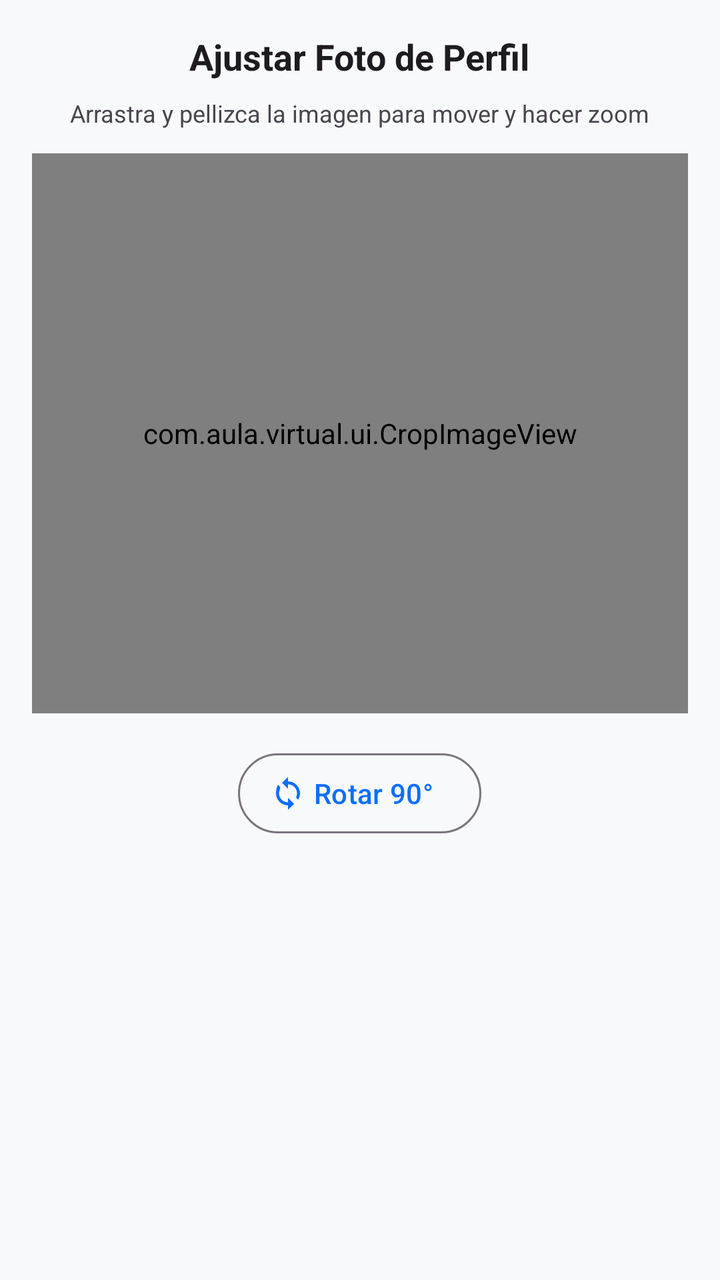
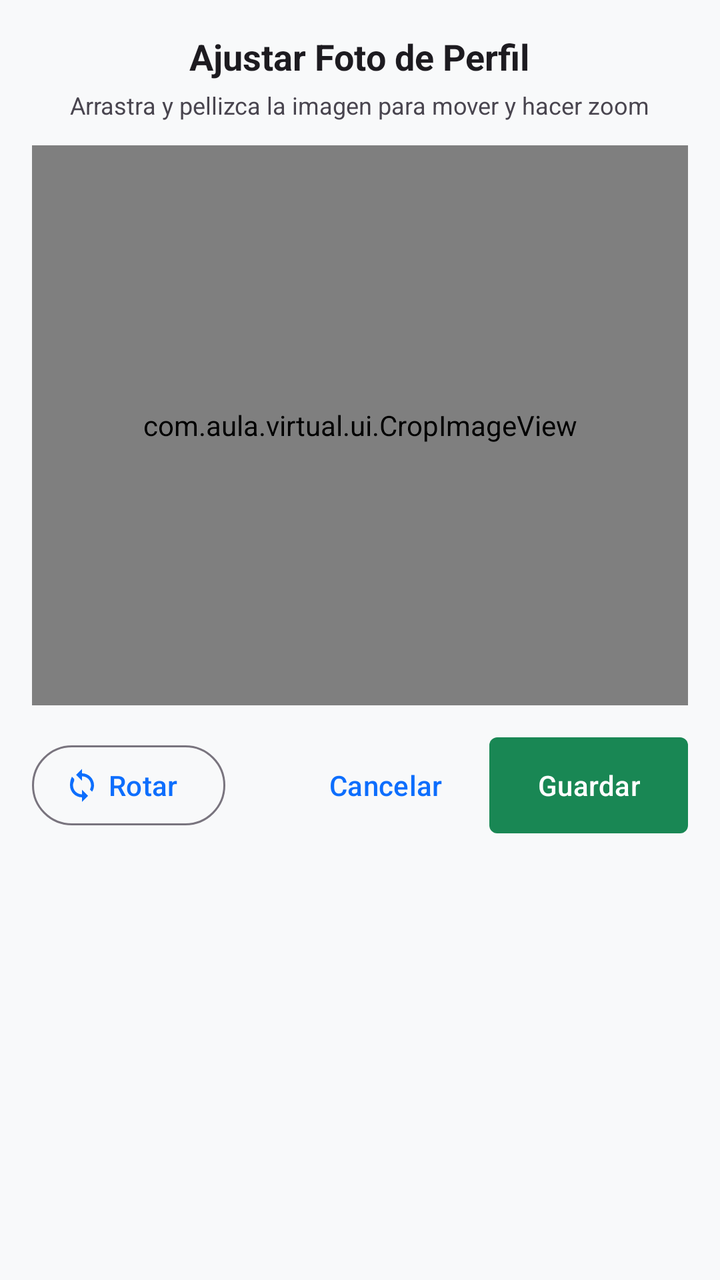

Screens rendered from an Android XML layout before and after an edit, with the pre-edit source and the edit as a unified diff.
<!-- AndroidManifest.xml: application theme Theme.MyApplication -->
<!-- res/layout/dialog_crop_image.xml -->
<?xml version="1.0" encoding="utf-8"?>
<LinearLayout xmlns:android="http://schemas.android.com/apk/res/android"
    xmlns:app="http://schemas.android.com/apk/res-auto"
    android:layout_width="match_parent"
    android:layout_height="wrap_content"
    android:orientation="vertical"
    android:padding="16dp"
    android:gravity="center_horizontal">

    <TextView
        android:layout_width="wrap_content"
        android:layout_height="wrap_content"
        android:text="Ajustar Foto de Perfil"
        android:textSize="18sp"
        android:textStyle="bold"
        android:textColor="?android:attr/textColorPrimary"
        android:layout_marginBottom="8dp"/>

    <TextView
        android:layout_width="wrap_content"
        android:layout_height="wrap_content"
        android:text="Arrastra y pellizca la imagen para mover y hacer zoom"
        android:textSize="12sp"
        android:textColor="?android:attr/textColorSecondary"
        android:layout_marginBottom="12dp"
        android:gravity="center"/>

    <com.aula.virtual.ui.CropImageView
        android:id="@+id/cropImageView"
        android:layout_width="match_parent"
        android:layout_height="280dp"
        android:background="#111111"/>

    <LinearLayout
        android:layout_width="match_parent"
        android:layout_height="wrap_content"
        android:orientation="horizontal"
        android:gravity="center"
        android:layout_marginTop="16dp">

        <com.google.android.material.button.MaterialButton
            android:id="@+id/btnRotate90"
            style="@style/Widget.Material3.Button.OutlinedButton.Icon"
            android:layout_width="wrap_content"
            android:layout_height="wrap_content"
            android:text="Rotar 90°"
            android:textAllCaps="false"
            app:icon="@drawable/ic_rotate_wheel"
            app:iconTint="?attr/colorPrimary"
            android:textColor="?attr/colorPrimary"/>

    </LinearLayout>

</LinearLayout>
<!-- resources referenced by this layout -->
<resources>
  <!-- drawable ic_rotate_wheel (drawable) -->
  <vector xmlns:android="http://schemas.android.com/apk/res/android"
      android:width="28dp"
      android:height="28dp"
      android:viewportWidth="24"
      android:viewportHeight="24">
      <path
          android:fillColor="#FFFFFF"
          android:pathData="M12,4V1L8,5l4,4V6c3.31,0 6,2.69 6,6 0,1.01 -0.27,1.97 -0.74,2.8l1.46,1.46C19.54,15.03 20,13.57 20,12c0,-4.42 -3.58,-8 -8,-8zM6.74,7.74L5.28,6.28C4.46,7.97 4,9.43 4,12c0,4.42 3.58,8 8,8v3l4,-4 -4,-4v3c-3.31,0 -6,-2.69 -6,-6 0,-1.01 0.27,-1.97 0.74,-2.8z"/>
  </vector>
  <style name="Theme.MyApplication" parent="Base.Theme.MyApplication" />
  <style name="Base.Theme.MyApplication" parent="Theme.Material3.DayNight.NoActionBar">
          <item name="colorPrimary">@color/accent_blue</item>
          <item name="colorOnPrimary">@color/white</item>
          <item name="colorSecondary">@color/bs_secondary</item>
          <item name="android:statusBarColor">@color/bs_dark</item>
          <item name="android:windowBackground">@color/bs_light</item>
          <item name="colorSurface">@color/surface_light</item>
          <item name="materialCardViewStyle">@style/Widget.Bootstrap.Card</item>
          <item name="cardViewStyle">@style/Widget.Bootstrap.Card</item>
          <item name="alertDialogTheme">@style/Theme.MyApplication.Dialog</item>
      </style>
  <color name="accent_blue">#0d6efd</color>
  <color name="white">#FFFFFFFF</color>
  <color name="bs_secondary">#6c757d</color>
  <color name="bs_dark">#212529</color>
  <color name="bs_light">#f8f9fa</color>
  <color name="surface_light">#FFFFFF</color>
  <style name="Widget.Bootstrap.Card" parent="Widget.Material3.CardView.Outlined">
          <item name="cardBackgroundColor">?attr/colorSurface</item>
          <item name="cardCornerRadius">16dp</item>
          <item name="cardElevation">3dp</item>
          <item name="strokeColor">?attr/colorPrimary</item>
          <item name="strokeWidth">2dp</item>
          <item name="android:layout_margin">8dp</item>
      </style>
  <style name="Theme.MyApplication.Dialog" parent="ThemeOverlay.Material3.MaterialAlertDialog">
          <item name="shapeAppearanceOverlay">@style/ShapeAppearance.MyApplication.Dialog</item>
      </style>
  <style name="ShapeAppearance.MyApplication.Dialog" parent="ShapeAppearance.Material3.LargeComponent">
          <item name="cornerSize">20dp</item>
      </style>
</resources>

<!-- the commit's change to res/layout/dialog_crop_image.xml (unified diff, before → after) -->
@@ -14,7 +14,7 @@
         android:textSize="18sp"
         android:textStyle="bold"
         android:textColor="?android:attr/textColorPrimary"
-        android:layout_marginBottom="8dp"/>
+        android:layout_marginBottom="4dp"/>
 
     <TextView
         android:layout_width="wrap_content"
@@ -31,11 +31,9 @@
         android:layout_height="280dp"
         android:background="#111111"/>
 
-    <LinearLayout
+    <RelativeLayout
         android:layout_width="match_parent"
         android:layout_height="wrap_content"
-        android:orientation="horizontal"
-        android:gravity="center"
         android:layout_marginTop="16dp">
 
         <com.google.android.material.button.MaterialButton
@@ -43,12 +41,40 @@
             style="@style/Widget.Material3.Button.OutlinedButton.Icon"
             android:layout_width="wrap_content"
             android:layout_height="wrap_content"
-            android:text="Rotar 90°"
+            android:layout_alignParentStart="true"
+            android:layout_centerVertical="true"
+            android:text="Rotar"
             android:textAllCaps="false"
             app:icon="@drawable/ic_rotate_wheel"
             app:iconTint="?attr/colorPrimary"
             android:textColor="?attr/colorPrimary"/>
 
-    </LinearLayout>
+        <LinearLayout
+            android:layout_width="wrap_content"
+            android:layout_height="wrap_content"
+            android:layout_alignParentEnd="true"
+            android:layout_centerVertical="true"
+            android:orientation="horizontal">
+
+            <Button
+                android:id="@+id/btnCropCancel"
+                style="@style/Widget.Material3.Button.TextButton"
+                android:layout_width="wrap_content"
+                android:layout_height="wrap_content"
+                android:text="Cancelar"
+                android:textAllCaps="false"/>
+
+            <Button
+                android:id="@+id/btnCropSave"
+                style="@style/Widget.Bootstrap.Button.Success"
+                android:layout_width="wrap_content"
+                android:layout_height="wrap_content"
+                android:layout_marginStart="8dp"
+                android:text="Guardar"
+                android:textAllCaps="false"/>
+
+        </LinearLayout>
+
+    </RelativeLayout>
 
 </LinearLayout>
<!-- resource entries referenced after the edit -->
@@ -10,7 +10,18 @@
           android:fillColor="#FFFFFF"
           android:pathData="M12,4V1L8,5l4,4V6c3.31,0 6,2.69 6,6 0,1.01 -0.27,1.97 -0.74,2.8l1.46,1.46C19.54,15.03 20,13.57 20,12c0,-4.42 -3.58,-8 -8,-8zM6.74,7.74L5.28,6.28C4.46,7.97 4,9.43 4,12c0,4.42 3.58,8 8,8v3l4,-4 -4,-4v3c-3.31,0 -6,-2.69 -6,-6 0,-1.01 0.27,-1.97 0.74,-2.8z"/>
   </vector>
+  <style name="Widget.Bootstrap.Button.Success" parent="Widget.Bootstrap.Button">
+          <item name="backgroundTint">@color/bs_success</item>
+          <item name="android:textColor">@color/white</item>
+      </style>
   <style name="Theme.MyApplication" parent="Base.Theme.MyApplication" />
+  <style name="Widget.Bootstrap.Button" parent="Widget.Material3.Button">
+          <item name="android:insetTop">0dp</item>
+          <item name="android:insetBottom">0dp</item>
+          <item name="shapeAppearance">@style/ShapeAppearance.Bootstrap.Small</item>
+          <item name="android:textColor">?attr/colorOnPrimary</item>
+      </style>
+  <color name="bs_success">#198754</color>
   <style name="Base.Theme.MyApplication" parent="Theme.Material3.DayNight.NoActionBar">
           <item name="colorPrimary">@color/accent_blue</item>
           <item name="colorOnPrimary">@color/white</item>
@@ -21,6 +32,9 @@
           <item name="materialCardViewStyle">@style/Widget.Bootstrap.Card</item>
           <item name="cardViewStyle">@style/Widget.Bootstrap.Card</item>
           <item name="alertDialogTheme">@style/Theme.MyApplication.Dialog</item>
+      </style>
+  <style name="ShapeAppearance.Bootstrap.Small" parent="ShapeAppearance.Material3.SmallComponent">
+          <item name="cornerSize">4dp</item>
       </style>
   <color name="accent_blue">#0d6efd</color>
   <color name="white">#FFFFFFFF</color>
